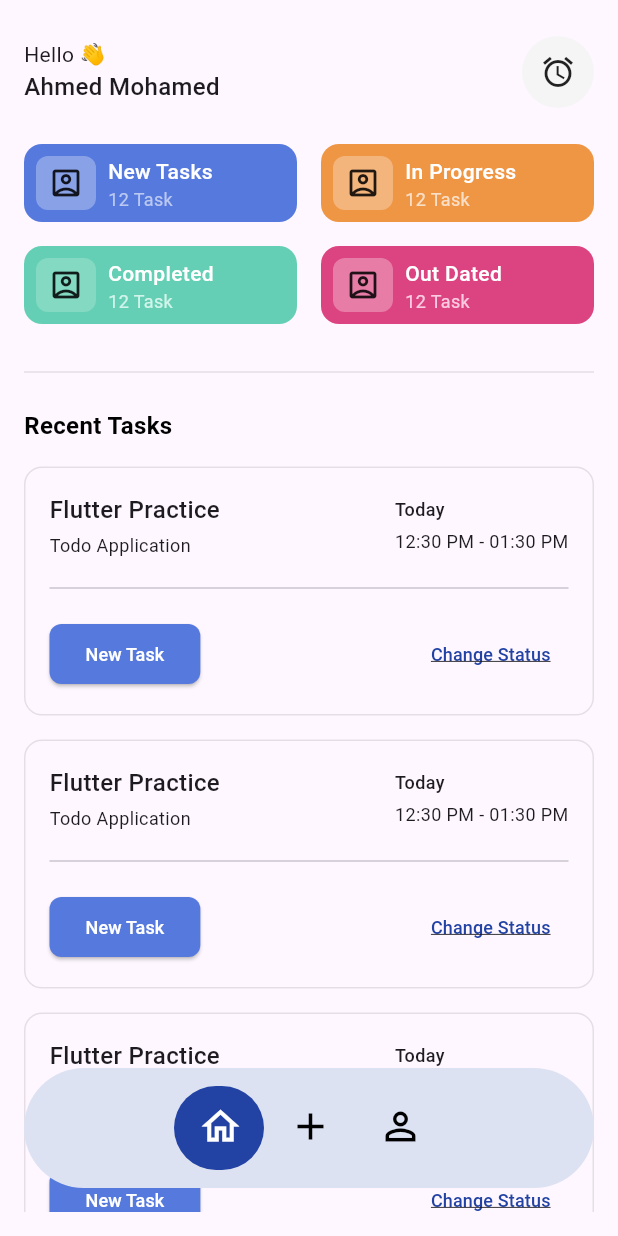
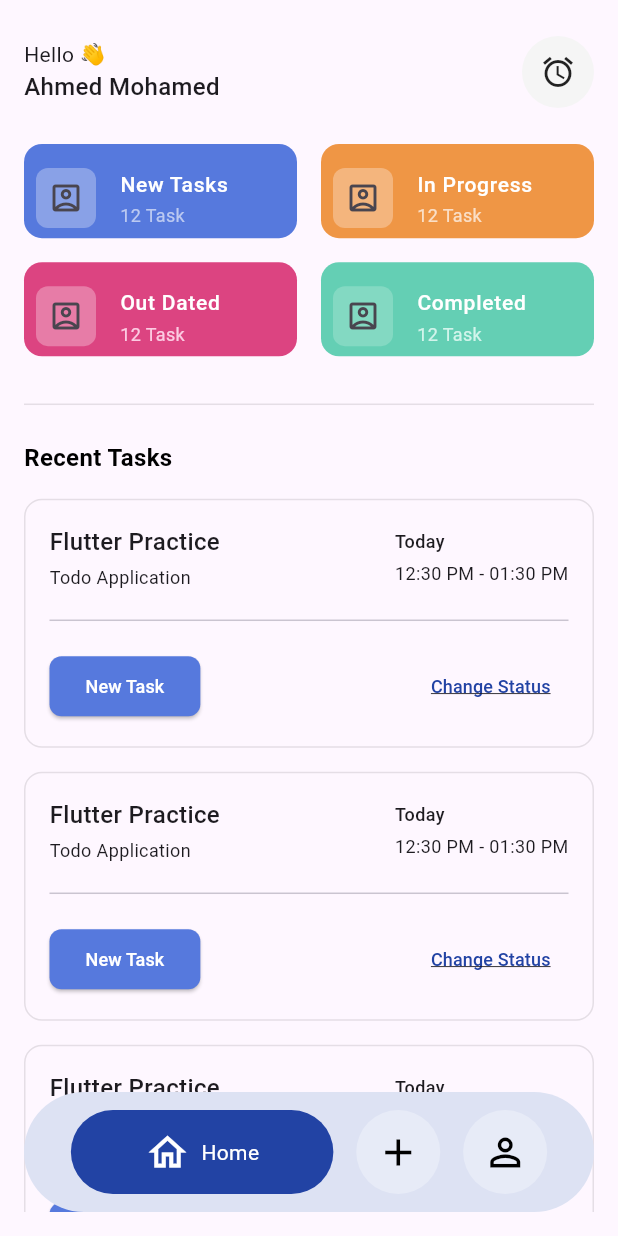
Before and after one commit to ysu6155/EraaSoft, a Flutter app: the screen it shows after launch, on a phone screen of 412 x 824 dp. Run offline on Flutter 3.47's test engine with Material 3 defaults, Android fonts, the light colour scheme and no system bars.

Commit message:
Update project

```diff
--- /dev/null
+++ b/lib/Models/TabItem.dart
@@ -0,0 +1,13 @@
+import 'package:flutter/material.dart';
+
+class TabItem {
+  final IconData icon;
+  final String label;
+
+
+  TabItem({
+    required this.icon,
+    required this.label,
+
+  });
+}
--- a/lib/Models/TaskCard.dart
+++ b/lib/Models/TaskCard.dart
@@ -23,49 +23,40 @@ class TaskCard extends StatelessWidget {
 
   @override
   Widget build(BuildContext context) {
-    return Container(
-      padding: EdgeInsets.all(8),
-      decoration: BoxDecoration(
-        color: backgroundColor,
-        borderRadius: BorderRadius.all(Radius.circular(12)),
-      ),
-      child: Row(
-        children: [
-          Container(
+    return
+      ListTile(
+        contentPadding: EdgeInsets.symmetric(horizontal: 8, vertical: 0), // المسافات الداخلية
+        leading: Container(
           width: 40,
           height: 40,
           decoration: BoxDecoration(
-              color: iconBackgroundColor,
+            color: iconBackgroundColor, // نفس متغير لون خلفية الأيقونة
             borderRadius: BorderRadius.all(Radius.circular(8)),
           ),
-            child: Icon(icon),
+          child: Icon(icon), // نفس الأيقونة المستخدمة
         ),
-          SizedBox(
-            width: 8, // المسافة بين الأيقونة والنص
-          ),
-          Column(
-            crossAxisAlignment: CrossAxisAlignment.start,
-            children: [
-              Text(
-                title,
+        title: Text(
+          title, // نفس عنوان العنصر
           style: TextStyle(
             fontWeight: FontWeight.w500,
             fontSize: 14,
-                  color: Colors.white, // استخدام اللون الافتراضي الأبيض للنص
+            color: Colors.white, // نفس اللون الافتراضي
           ),
         ),
-              Text(
-                "$taskCount Task",
+        subtitle: Text(
+          "$taskCount Task", // نفس النص الفرعي
           style: TextStyle(
             fontWeight: FontWeight.w400,
             fontSize: 12,
-                  color: tixtColor, // استخدام اللون الافتراضي للنص الفرعي
+            color: tixtColor, // نفس اللون الافتراضي للنص الفرعي
           ),
         ),
-            ],
-          )
-        ],
+        tileColor: backgroundColor, // نفس لون الخلفية
+        shape: RoundedRectangleBorder(
+          borderRadius: BorderRadius.all(Radius.circular(12)), // نفس الحواف الدائرية
         ),
+        onTap: () {
+        },
       );
   }
 }
--- a/lib/MyApp.dart
+++ b/lib/MyApp.dart
@@ -1,6 +1,7 @@
 import 'package:eraasoft/Screens/Home.dart';
 import 'package:eraasoft/Screens/Splash.dart';
 import 'package:eraasoft/Screens/TapBarScreen.dart';
+import 'package:eraasoft/Themes/Themedata.dart';
 import 'package:flutter/material.dart';
 
 class MyApp extends StatelessWidget {
@@ -9,6 +10,7 @@ class MyApp extends StatelessWidget {
   @override
   Widget build(BuildContext context) {
     return MaterialApp(
+      theme: Theme1,
       debugShowCheckedModeBanner: false,
       // home: Splash(),
       // home: Home()
--- a/lib/Screens/Home.dart
+++ b/lib/Screens/Home.dart
@@ -5,7 +5,44 @@ import 'package:eraasoft/Widgets/RecentTasksSection.dart';
 import 'package:flutter/material.dart';
 
 class Home extends StatelessWidget {
-  const Home({super.key});
+   Home({super.key});
+List<Widget> Cards = [
+  TaskCard(
+    title: "New Tasks",
+    taskCount: 12,
+    icon: Icons.account_box_outlined,
+    backgroundColor: Color.fromRGBO(86, 121, 221, 1),
+    iconBackgroundColor: Color.fromRGBO(
+        137, 161, 231, 1),
+    tixtColor: Color.fromRGBO(187, 201, 241, 1),
+  ),
+  TaskCard(
+    title: "In Progress",
+    taskCount: 12,
+    icon: Icons.account_box_outlined,
+    backgroundColor: Color.fromRGBO(239, 150, 69, 1),
+    iconBackgroundColor: Color.fromRGBO(
+        244, 181, 125, 1),
+    tixtColor: Color.fromRGBO(250, 223, 199, 1),
+  ),
+  TaskCard(
+    title: "Out Dated",
+    taskCount: 12,
+    icon: Icons.account_box_outlined,
+    backgroundColor: Color.fromRGBO(220, 68, 129, 1),
+    iconBackgroundColor: Color.fromRGBO(
+        231, 124, 167, 1),
+    tixtColor: Color.fromRGBO(252, 203, 226, 1),
+  ),
+  TaskCard(
+      title: "Completed",
+      taskCount: 12,
+      icon: Icons.account_box_outlined,
+      backgroundColor: Color.fromRGBO(100, 207, 180, 1),
+      iconBackgroundColor: Color.fromRGBO(
+          131, 217, 194, 1),
+      tixtColor: Color.fromRGBO(210, 244, 235, 1)),
+];
 
   @override
   Widget build(BuildContext context) {
@@ -13,8 +50,7 @@ class Home extends StatelessWidget {
       body: SafeArea(
         child: Padding(
           padding: const EdgeInsets.all(16),
-          child: SingleChildScrollView(
-            child: Column(
+          child: ListView(
             children: [
               SizedBox(
                 height: 8,
@@ -54,59 +90,23 @@ class Home extends StatelessWidget {
               SizedBox(
                 height: 24,
               ),
+
+              GridView.builder(
+                shrinkWrap: true,
+                physics: NeverScrollableScrollPhysics(), // تعطيل التمرير داخل الشبكة
+                gridDelegate: SliverGridDelegateWithFixedCrossAxisCount(
+                  crossAxisCount: 2,
+                  crossAxisSpacing: 16,
+                  mainAxisSpacing: 16,
+                  childAspectRatio: 2.9,
+                ),
+                itemCount: 4,
+                itemBuilder: (context, index) {
+                  return Cards[index];
+                },
+              ),
               SizedBox(
-                  height: 144,
-                  child: GridView.count(
-                    mainAxisSpacing: 16,
-                    crossAxisSpacing: 16,
-                    crossAxisCount: 2,
-                    childAspectRatio: 3.5,
-                    children: [
-                      InkWell(
-                        onTap: () {},
-                        child: TaskCard(
-                          title: "New Tasks",
-                          taskCount: 12,
-                          icon: Icons.account_box_outlined,
-                          backgroundColor: Color.fromRGBO(86, 121, 221, 1),
-                          iconBackgroundColor: Color.fromRGBO(137, 161, 231, 1),
-                          tixtColor: Color.fromRGBO(187, 201, 241, 1),
-                        ),
-                      ),
-                      InkWell(
-                        onTap: () {},
-                        child: TaskCard(
-                          title: "In Progress",
-                          taskCount: 12,
-                          icon: Icons.account_box_outlined,
-                          backgroundColor: Color.fromRGBO(239, 150, 69, 1),
-                          iconBackgroundColor: Color.fromRGBO(244, 181, 125, 1),
-                          tixtColor: Color.fromRGBO(250, 223, 199, 1),
-                        ),
-                      ),
-                      InkWell(
-                        onTap: () {},
-                        child: TaskCard(
-                            title: "Completed",
-                            taskCount: 12,
-                            icon: Icons.account_box_outlined,
-                            backgroundColor: Color.fromRGBO(100, 207, 180, 1),
-                            iconBackgroundColor: Color.fromRGBO(131, 217, 194, 1),
-                            tixtColor: Color.fromRGBO(210, 244, 235, 1)),
-                      ),
-                      InkWell(
-                        onTap: () {},
-                        child: TaskCard(
-                          title: "Out Dated",
-                          taskCount: 12,
-                          icon: Icons.account_box_outlined,
-                          backgroundColor: Color.fromRGBO(220, 68, 129, 1),
-                          iconBackgroundColor: Color.fromRGBO(231, 124, 167, 1),
-                          tixtColor: Color.fromRGBO(252, 203, 226, 1),
-                        ),
-                      ),
-                    ],
-                  ),
+                height: 24,
               ),
               Divider(color: Color.fromRGBO(0, 0, 0, 0.1)),
               SizedBox(
@@ -126,28 +126,21 @@ class Home extends StatelessWidget {
               SizedBox(
                 height: 16,
               ),
-                RecentTasksSection(),
-                SizedBox(
+              ListView.separated(
+                physics: NeverScrollableScrollPhysics(),
+                shrinkWrap: true,
+                itemBuilder: (context, index) {
+                    return RecentTasksSection();
+                  },
+                 separatorBuilder: (context, index) {
+                   return   SizedBox(
                      height: 16,
-                ),
-                RecentTasksSection(),
-                SizedBox(
-                  height: 16,
-                ),
-                RecentTasksSection(), SizedBox(
-                  height: 16,
-                ),
-                RecentTasksSection(),
-                SizedBox(
-                  height: 16,
-                ),
-                RecentTasksSection(),
-                SizedBox(
-                  height: 16,
-                ),
-                RecentTasksSection(),
+                   );
+                 },
+                  itemCount: 5,
+              )
+
             ],
-            ),
           ),
         ),
       ),
--- a/lib/Screens/Login.dart
+++ b/lib/Screens/Login.dart
@@ -1,6 +1,6 @@
 import 'package:eraasoft/Screens/Register.dart';
 import 'package:eraasoft/Widgets/eraasoftlogo.dart';
-import 'package:eraasoft/Widgets/textformfield.dart';
+import 'package:eraasoft/Widgets/Form_Login.dart';
 import 'package:flutter/material.dart';
 
 class Login extends StatelessWidget {
@@ -33,7 +33,7 @@ class Login extends StatelessWidget {
                   ),
                 ),
                 SizedBox(height: 32),
-                CustomTixtForm(),
+                Form_Login(),
                 SizedBox(height: 24),
                 Row(
                   mainAxisAlignment: MainAxisAlignment.center,
--- a/lib/Screens/Register.dart
+++ b/lib/Screens/Register.dart
@@ -1,6 +1,6 @@
 import 'package:eraasoft/Screens/Login.dart';
 import 'package:eraasoft/Widgets/eraasoftlogo.dart';
-import 'package:eraasoft/Widgets/textformfieldR.dart';
+import 'package:eraasoft/Widgets/Form_Register.dart';
 import 'package:flutter/material.dart';
 
 class Register extends StatelessWidget {
@@ -32,7 +32,7 @@ class Register extends StatelessWidget {
     ),
     ),
     SizedBox(height: 32),
-      CustomTixtFormR(),
+      Form_Register(),
       Row(
         mainAxisAlignment: MainAxisAlignment.center,
         children: [
--- a/lib/Screens/TapBarScreen.dart
+++ b/lib/Screens/TapBarScreen.dart
@@ -1,73 +1,98 @@
+import 'package:eraasoft/Models/TabItem.dart';
+import 'package:flutter/material.dart';
 import 'package:eraasoft/Screens/Home.dart';
-import 'package:flutter/material.dart';
+import 'package:eraasoft/Screens/CreateTask.dart';
 
 class TapBarScreen extends StatefulWidget {
-  const TapBarScreen({super.key});
 
   @override
   State<TapBarScreen> createState() => _TapBarScreenState();
-
 }
 
-class _TapBarScreenState extends State<TapBarScreen> with SingleTickerProviderStateMixin {
-late  TabController tabController;
-  @override
-  void initState() {
-    super.initState();
-    tabController = TabController(length: 3, vsync: this); // عدد التابات
-  }
+class _TapBarScreenState extends State<TapBarScreen> {
+  int currentIndex = 0;
+
+
+  final List<TabItem> tabItems = [
+    TabItem(
+      icon: Icons.home_outlined,
+      label: "Home",
+
+    ),
+    TabItem(
+      icon: Icons.add,
+      label: "Add Task",
+
+    ),
+    TabItem(
+      icon: Icons.person_outline_sharp,
+      label: "Profile",
+    ),
+  ];
 
   @override
   Widget build(BuildContext context) {
+    final List<Widget> screens = [
+      Home(),
+      CreateTask(onBackPressed: () => setState(() => currentIndex = 0)),
+      const Center(child: Text("Profile")),
+    ];
     return Scaffold(
-
       body: Stack(
         children: [
-          TabBarView(
-            controller: tabController,
+      screens[currentIndex],
+         Align(
+           alignment: Alignment.bottomCenter,
+           child: Container(
+             margin: EdgeInsets.symmetric(horizontal: 16,vertical: 16),
+            height: 80,
+            padding: EdgeInsets.symmetric(horizontal: 16),
+            decoration: BoxDecoration(
+              color: Color.fromRGBO(221, 226, 243, 1),
+              borderRadius: BorderRadius.circular(100),
+            ),
+            child: Row(
+              mainAxisAlignment: MainAxisAlignment.spaceEvenly,
+              children: List.generate(tabItems.length, (index) {
+                final tabItem = tabItems[index];
+                return InkWell(
+                  onTap: () => setState(() => currentIndex = index),
+                  child: Container(
+                    alignment: Alignment.center,
+                    height: 56,
+                    width: currentIndex == index ? 175 : 56,
+                    decoration: BoxDecoration(
+                      color: currentIndex == index
+                          ? Color.fromRGBO(34, 67, 164, 1)
+                          :  Color.fromRGBO(231, 235, 247, 1),
+                      borderRadius: BorderRadius.circular(100),
+                    ),
+                    child: Row(
+                      mainAxisSize: MainAxisSize.min,
                       children: [
-              Home(),
-              Center(child: Text("Search")),
-              Center(child: Text("Profile")),
+                        Icon(
+                          tabItem.icon,
+                          size: 30,
+                          color: currentIndex == index
+                              ? Colors.white
+                              : Colors.black,
+                        ),
+                        if (currentIndex == index)
+                          Text(
+                            "  ${tabItem.label}",
+                            style: TextStyle(fontSize: 14, color: Colors.white),
+                          ),
                       ],
                     ),
-          Positioned(
-            bottom: 16,
-            right: 0,
-            left: 0,
-            child: Container(
-              height: 80,
-              padding: EdgeInsets.symmetric(horizontal: 100, vertical: 12),
-              margin: EdgeInsets.symmetric(horizontal: 16, vertical: 16), // الحواف
-              decoration: BoxDecoration(
-                color: Color.fromRGBO(221, 226, 243, 1), // لون الخلفية
-                borderRadius: BorderRadius.circular(100), // الحواف الدائرية
                   ),
-              child: TabBar(
-                controller: tabController,
-                labelColor: Colors.white, // لون الأيقونات المحددة
-                unselectedLabelColor: Colors.black,
-                indicatorSize: TabBarIndicatorSize.tab,
+                );
+              }),
+            ),
 
-                indicator: BoxDecoration(
-                  borderRadius: BorderRadius.circular(100), // حواف المؤشر
-                  color: Color.fromRGBO(34, 67, 164, 1), // لون المؤشر
-                ),
-                dividerHeight: 0,
-                tabs: [
-                  Tab(icon: Icon(Icons.home_outlined,size: 30,), ),
-                  Tab(icon: Icon(Icons.add, size: 30)),
-                  Tab(icon: Icon(Icons.person_outline_sharp, size: 30)),
-                ],
-              ),
                    ),
          ),
       ],
       ),
-      // التاب بار العائم
-
-
-
     );
   }
 }
--- /dev/null
+++ b/lib/Themes/Themedata.dart
@@ -0,0 +1,18 @@
+import 'package:flutter/material.dart';
+
+ThemeData Theme1 =ThemeData(
+inputDecorationTheme: InputDecorationTheme(
+  border: OutlineInputBorder(
+      borderSide: BorderSide(color: Color.fromRGBO(0, 0, 0, 0.2)
+),
+      borderRadius: BorderRadius.circular(20)
+  ),
+  focusedBorder: OutlineInputBorder(
+      borderSide: BorderSide(color: Color.fromRGBO(34, 67, 164, 1),),
+    borderRadius: BorderRadius.circular(20)
+
+),
+
+)
+
+);
--- a/pubspec.yaml
+++ b/pubspec.yaml
@@ -32,7 +32,7 @@ dependencies:
     sdk: flutter
 
 
-  # The following adds the Cupertino Icons font to your application.
+    # The following adds the Cupertino Icons font to your application.
   # Use with the CupertinoIcons class for iOS style icons.
   cupertino_icons: ^1.0.8
 
```
Also changed, not shown: lib/Screens/CreateTask.dart (added, +65 -0 lines), lib/Widgets/Form_Login.dart (renamed from lib/Widgets/textformfieldR.dart, +14 -42 lines), lib/Widgets/Form_Register.dart (renamed from lib/Widgets/textformfield.dart, +28 -18 lines), pubspec.lock. Lines whose indentation alone changed are shown as unchanged.
